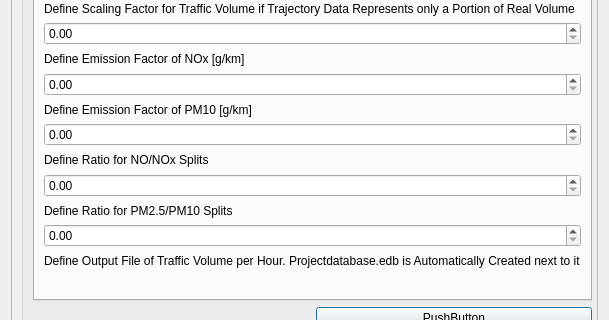
This is Traffic2ENVI-met.ui in tim-sinsel-jgu-mz/Traffic2ENVI-met as Qt 5 draws it before an edit; both pictures show x 0 to 609 and y 420 to 740 of the 609 by 852 pixel window. The edited form follows.
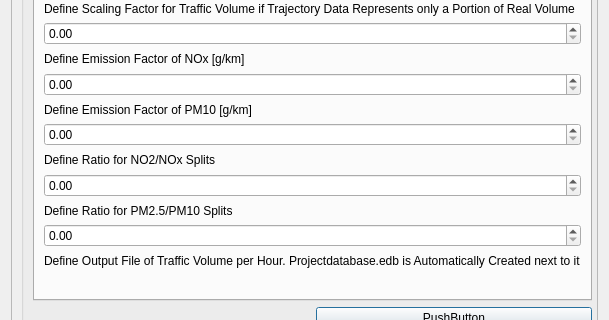
This is the edited form. Custom widgets are drawn as their Qt base class.

Commit message: UI element relabeling

```diff
--- a/Traffic2ENVI-met.ui
+++ b/Traffic2ENVI-met.ui
@@ -229,7 +229,7 @@
                    <string>Fraction (0.0 to 1.0) of NOx that is emitted specifically as NO2.</string>
                   </property>
                   <property name="text">
-                   <string>Define Ratio for NO/NOx Splits</string>
+                   <string>Define Ratio for NO2/NOx Splits</string>
                   </property>
                  </widget>
                 </item>
```
Left out of the diff: 4 changed lines with no effect on the pictures.
